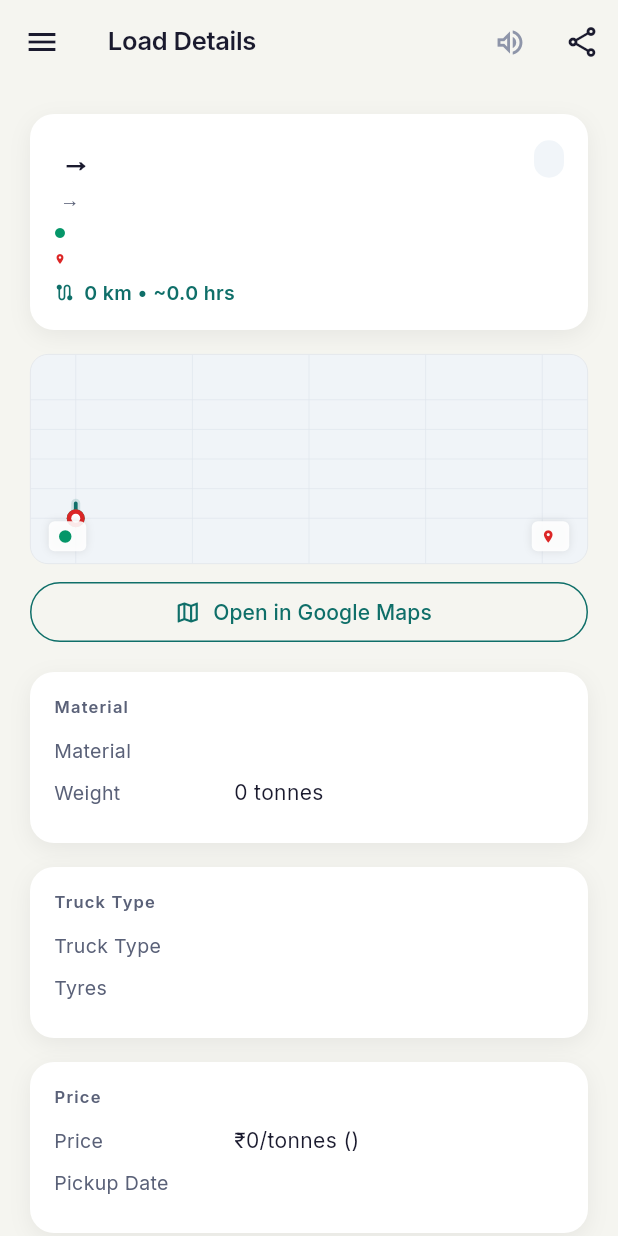
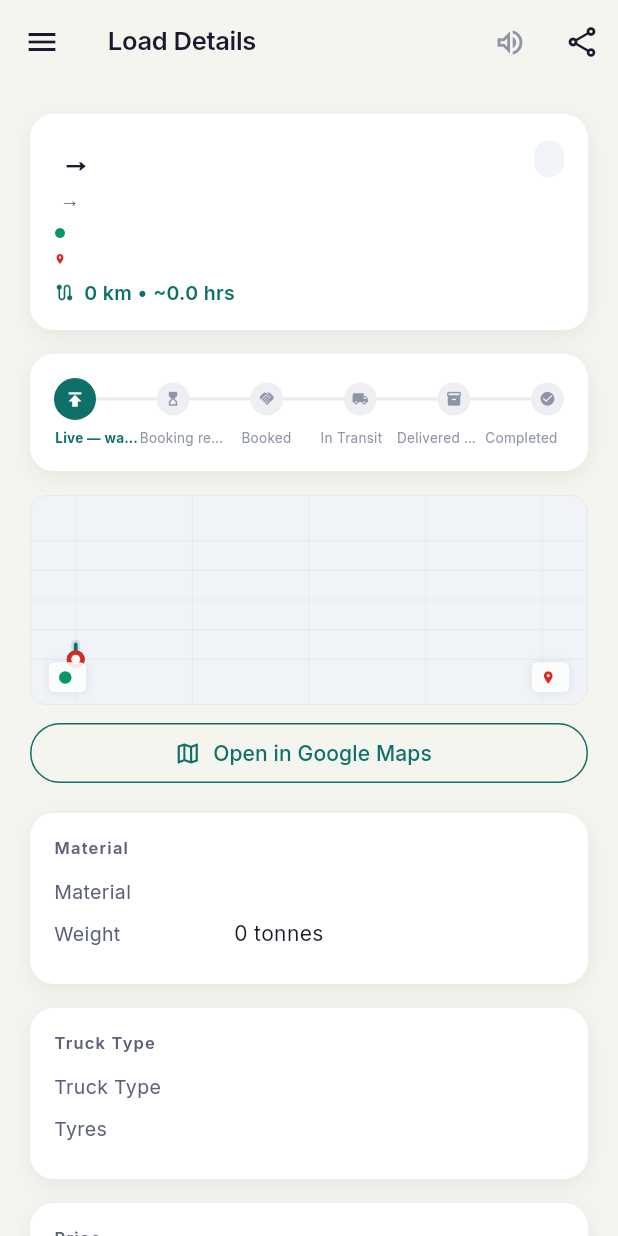
Before and after one commit to zaftyslogistics-code/tranzfort-v1-17-feb, a Flutter app: the LoadDetailScreen screen opened directly with empty values, on a phone screen of 412 x 824 dp. Run offline on Flutter 3.47's test engine with Material 3 defaults, Android fonts, the phone set to English and light mode, and no system bars; our stand-ins replace battery_plus, cached_network_image, connectivity_plus, flutter_animate, flutter_map, flutter_riverpod and 16 more; missing offline and left inert: fllama, record, sherpa_onnx, whisper_flutter_new; accounts and stored records are empty.

Commit message:
feat(5.12): lifecycle timeline widget on load detail screen
- Created shared LifecycleTimeline widget showing horizontal progress bar
- Stages: Posted → Pending → Booked → In Transit → Delivered → Completed
- Current stage: teal highlight with icon; past: green checks; future: grey
- Role+locale aware labels via LoadStatus.displayName()
- Cancelled/expired loads show all stages as incomplete
- Wired into LoadDetailScreen between route header and map

flutter analyze: 0 issues

```diff
--- a/lib/src/features/supplier/presentation/screens/load_detail_screen.dart
+++ b/lib/src/features/supplier/presentation/screens/load_detail_screen.dart
@@ -19,6 +19,7 @@ import '../../../../shared/widgets/skeleton_loader.dart';
 import '../../../../core/providers/locale_provider.dart';
 import '../../../../core/utils/status_localizer.dart';
 import '../../../../shared/widgets/tts_button.dart';
+import '../../../../shared/widgets/lifecycle_timeline.dart';
 
 final _loadDetailProvider = FutureProvider.autoDispose
     .family<Map<String, dynamic>?, String>((ref, loadId) async {
@@ -173,6 +174,22 @@ class LoadDetailScreen extends ConsumerWidget {
                         ),
                       ],
                     ],
+                  ),
+                ),
+                const SizedBox(height: 16),
+
+                // Task 5.12: Lifecycle timeline
+                Container(
+                  padding: const EdgeInsets.all(AppSpacing.cardPadding),
+                  decoration: BoxDecoration(
+                    color: AppColors.cardBg,
+                    borderRadius: BorderRadius.circular(AppSpacing.cardRadius),
+                    boxShadow: AppColors.cardShadow,
+                  ),
+                  child: LifecycleTimeline(
+                    currentStatus: status,
+                    role: ref.watch(userRoleProvider).valueOrNull ?? 'supplier',
+                    locale: ref.watch(localeProvider).languageCode,
                   ),
                 ),
                 const SizedBox(height: 16),
--- /dev/null
+++ b/lib/src/shared/widgets/lifecycle_timeline.dart
@@ -0,0 +1,139 @@
+import 'package:flutter/material.dart';
+import '../../core/constants/app_colors.dart';
+import '../../core/constants/app_typography.dart';
+import '../../core/models/load_status.dart';
+
+/// Horizontal lifecycle timeline showing load/trip progress stages.
+/// Stages: Posted → Booked → Started → In Transit → Delivered → Completed
+class LifecycleTimeline extends StatelessWidget {
+  final String currentStatus;
+  final String? role;
+  final String? locale;
+  final ValueChanged<int>? onStageTap;
+
+  const LifecycleTimeline({
+    super.key,
+    required this.currentStatus,
+    this.role,
+    this.locale,
+    this.onStageTap,
+  });
+
+  static const _stages = [
+    LoadStatus.active,
+    LoadStatus.pendingApproval,
+    LoadStatus.booked,
+    LoadStatus.inTransit,
+    LoadStatus.delivered,
+    LoadStatus.completed,
+  ];
+
+  static const _stageIcons = [
+    Icons.publish,
+    Icons.hourglass_top,
+    Icons.handshake,
+    Icons.local_shipping,
+    Icons.inventory_2,
+    Icons.check_circle,
+  ];
+
+  @override
+  Widget build(BuildContext context) {
+    final current = LoadStatus.fromString(currentStatus);
+    final currentIdx = _stages.indexOf(current);
+    // If cancelled/expired, show all as incomplete
+    final isCancelled =
+        current == LoadStatus.cancelled || current == LoadStatus.expired;
+
+    return Column(
+      crossAxisAlignment: CrossAxisAlignment.start,
+      children: [
+        // Stage dots + connecting lines
+        Row(
+          children: List.generate(_stages.length * 2 - 1, (i) {
+            if (i.isOdd) {
+              // Connector line
+              final stageIdx = i ~/ 2;
+              final isCompleted = !isCancelled && stageIdx < currentIdx;
+              return Expanded(
+                child: Container(
+                  height: 2,
+                  color: isCompleted
+                      ? AppColors.brandTeal
+                      : AppColors.textTertiary.withValues(alpha: 0.2),
+                ),
+              );
+            }
+            // Stage dot
+            final stageIdx = i ~/ 2;
+            final isCompleted = !isCancelled && stageIdx <= currentIdx;
+            final isCurrent = !isCancelled && stageIdx == currentIdx;
+
+            return GestureDetector(
+              onTap: onStageTap != null ? () => onStageTap!(stageIdx) : null,
+              child: Column(
+                children: [
+                  Container(
+                    width: isCurrent ? 28 : 22,
+                    height: isCurrent ? 28 : 22,
+                    decoration: BoxDecoration(
+                      shape: BoxShape.circle,
+                      color: isCancelled
+                          ? AppColors.textTertiary.withValues(alpha: 0.2)
+                          : isCompleted
+                              ? AppColors.brandTeal
+                              : AppColors.textTertiary.withValues(alpha: 0.15),
+                      border: isCurrent
+                          ? Border.all(color: AppColors.brandTeal, width: 2.5)
+                          : null,
+                    ),
+                    child: Icon(
+                      isCompleted && !isCurrent
+                          ? Icons.check
+                          : _stageIcons[stageIdx],
+                      size: isCurrent ? 14 : 11,
+                      color: isCompleted
+                          ? Colors.white
+                          : AppColors.textTertiary,
+                    ),
+                  ),
+                ],
+              ),
+            );
+          }),
+        ),
+        const SizedBox(height: 6),
+        // Stage labels
+        Row(
+          children: List.generate(_stages.length, (i) {
+            final isCurrent = !isCancelled && i == currentIdx;
+            final label = _stages[i].displayName(role ?? '', locale ?? 'en');
+            // Shorten labels for compact display
+            final shortLabel = _shortenLabel(label);
+            return Expanded(
+              child: Text(
+                shortLabel,
+                textAlign: TextAlign.center,
+                maxLines: 1,
+                overflow: TextOverflow.ellipsis,
+                style: AppTypography.caption.copyWith(
+                  fontSize: 9,
+                  fontWeight: isCurrent ? FontWeight.w700 : FontWeight.w400,
+                  color: isCurrent
+                      ? AppColors.brandTeal
+                      : AppColors.textTertiary,
+                ),
+              ),
+            );
+          }),
+        ),
+      ],
+    );
+  }
+
+  String _shortenLabel(String label) {
+    // Truncate long labels for timeline display
+    if (label.length > 12) return '${label.substring(0, 10)}…';
+    return label;
+  }
+}
```
